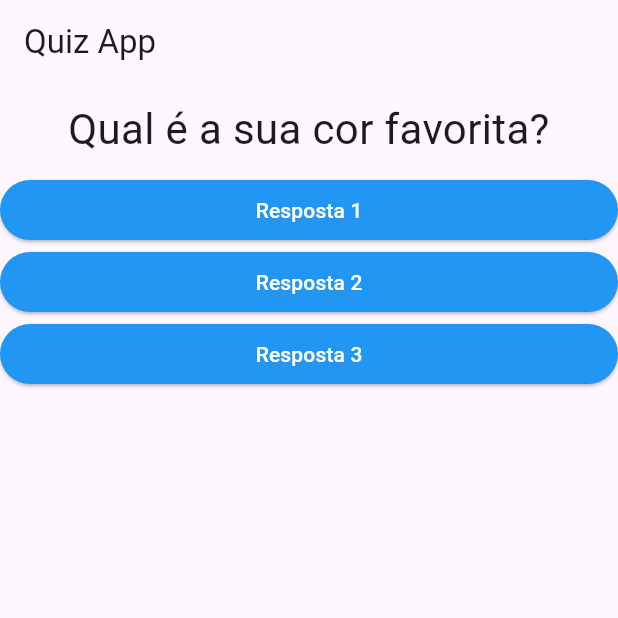
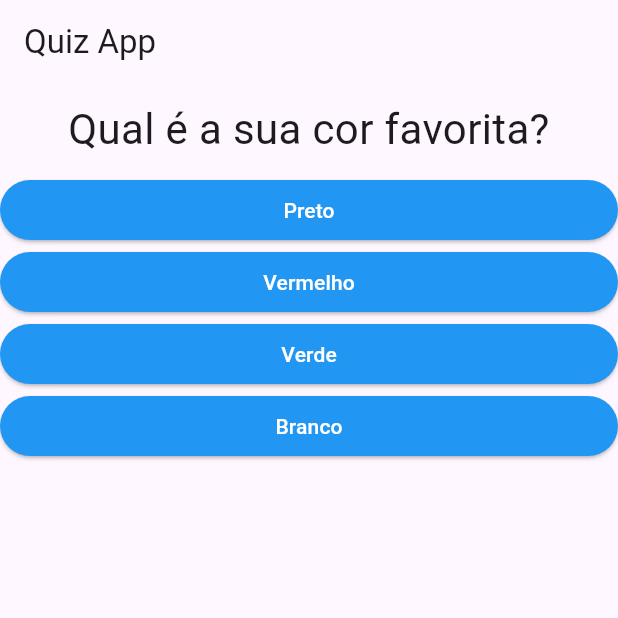
Before and after one commit to Jhon-Henkel/flutter_course_quiz_app, a Flutter app: the screen it shows after launch, on a phone screen of 412 x 824 dp, the top half of it. Run offline on Flutter 3.47's test engine with Material 3 defaults, Android fonts, the phone set to English and light mode, and no system bars.

```diff
--- a/lib/answer.dart
+++ b/lib/answer.dart
@@ -14,10 +14,10 @@ class Answer extends StatelessWidget {
       child: ElevatedButton(
         style: ElevatedButton.styleFrom(
           backgroundColor: Colors.blue,
-          foregroundColor: Colors.white,
+          foregroundColor: Colors.white
         ),
         onPressed: onPressed,
-        child: Text(text),
+        child: Text(text)
       )
     );
   }
--- a/lib/main.dart
+++ b/lib/main.dart
@@ -2,44 +2,65 @@ import 'package:flutter/material.dart';
 import './question.dart';
 import './answer.dart';
 
-main() => runApp(QuizApp());
+main() => runApp(const QuizApp());
 
 class _QuizAppState extends State<QuizApp> {
   var _questionSelected = 0;
+  final _questions = const [
+    {
+      'text': 'Qual é a sua cor favorita?',
+      'answers': ['Preto', 'Vermelho', 'Verde', 'Branco'],
+    },
+    {
+      'text': 'Qual é o seu animal favorito?',
+      'answers': ['Coelho', 'Cobra', 'Elefante', 'Leão'],
+    },
+    {
+      'text': 'Qual é o seu instrutor favorito?',
+      'answers': ['Maria', 'João', 'Leo', 'Pedro'],
+    },
+  ];
 
-  void _responder() {
+  void _response() {
+    if (! hasSelectedQuestion) {
+      return;
+    }
     setState(() {
       _questionSelected++;
     });
   }
 
+  bool get hasSelectedQuestion {
+    return _questionSelected < _questions.length;
+  }
+
   @override
   Widget build(BuildContext context) {
-    final List<String> questions = [
-      'Qual é a sua cor favorita?',
-      'Qual é o seu animal favorito?',
-    ];
+
+    List<String> answers = hasSelectedQuestion
+        ? _questions[_questionSelected]['answers'] as List<String>
+        : [];
 
     return MaterialApp(
       home: Scaffold(
         appBar: AppBar(
           title: const Text('Quiz App'),
         ),
-        body: Column(
+        body: hasSelectedQuestion ? Column(
           children: <Widget> [
-            Question(questions[_questionSelected]),
-            Answer('Resposta 1', _responder),
-            Answer('Resposta 2', _responder),
-            Answer('Resposta 3', _responder),
+            Question(_questions[_questionSelected]['text'].toString()),
+            ...answers.map((option) => Answer(option, _response))
           ],
-        ),
+        ) : null,
       )
     );
   }
 }
 
 class QuizApp extends StatefulWidget {
+  const QuizApp({super.key});
 
+  @override
   _QuizAppState createState() {
     return _QuizAppState();
   }
```
